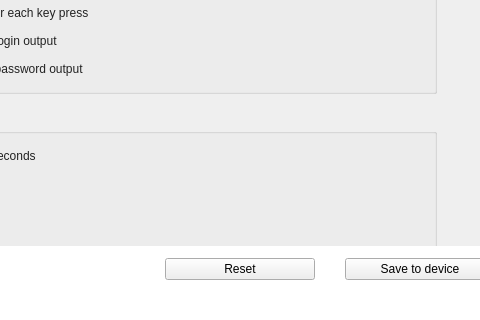
Old version of the form src/MainWindow.ui in the repository mooltipass/moolticute; both pictures show x 361 to 841 and y 318 to 638 of the 946 by 638 pixel window.
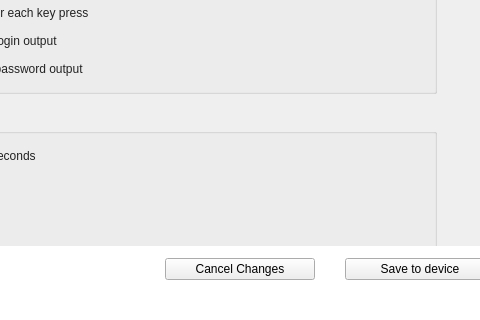
New version of the form. The open tabs and pages were chosen to show the change. Icons and pictures are not drawn. Custom widgets are drawn as their Qt base class.

Commit message: Rename changed settings Reset to Cancel Changes

The edit to the form file:
```diff
--- a/src/MainWindow.ui
+++ b/src/MainWindow.ui
@@ -1822,7 +1822,7 @@
              </size>
             </property>
             <property name="text">
-             <string>Reset</string>
+             <string>Cancel Changes</string>
             </property>
            </widget>
           </item>
```
The commit also changes 1 other file.
